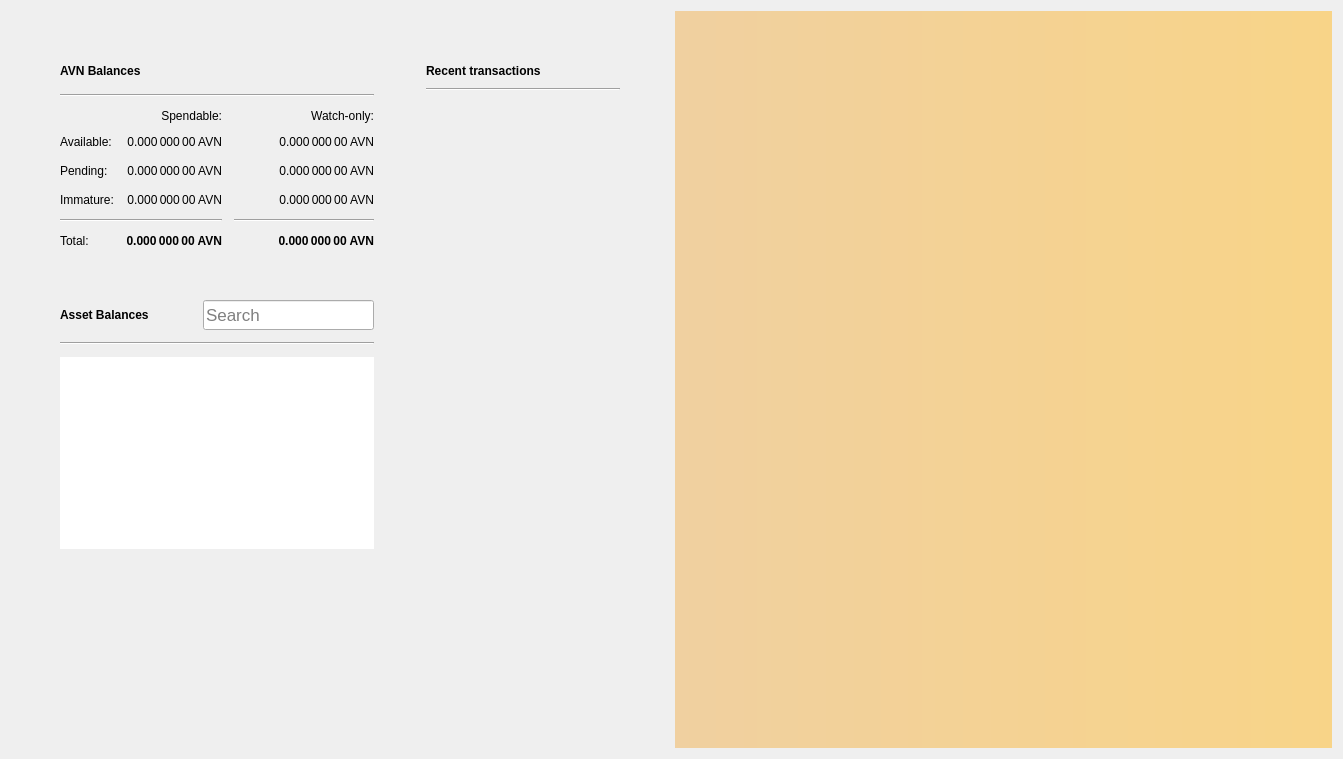
Qt form src/qt/forms/overviewpage.ui (AvianNetwork/Avian) before a commit.
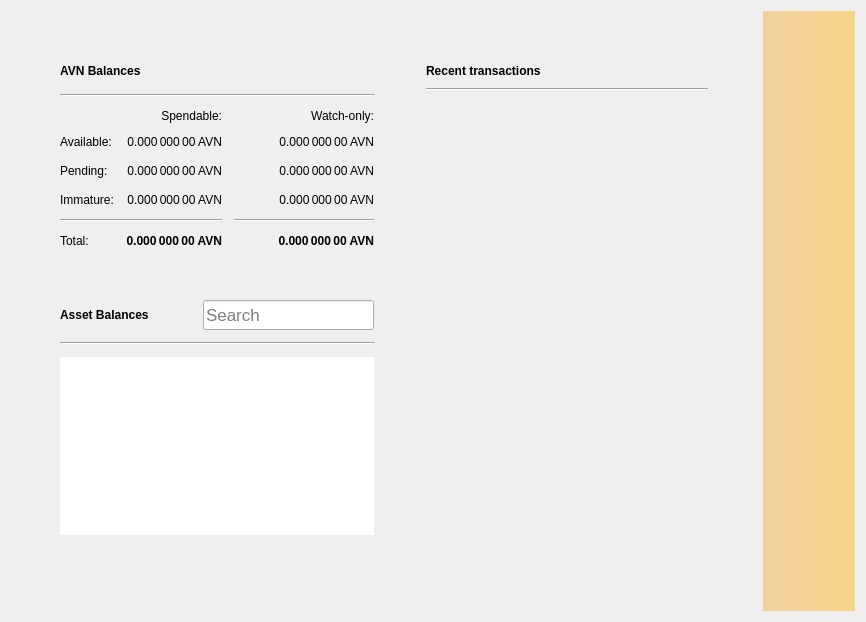
The same form after that commit. Icons and pictures are not drawn.

```diff
--- a/src/qt/forms/overviewpage.ui
+++ b/src/qt/forms/overviewpage.ui
@@ -6,8 +6,8 @@
    <rect>
     <x>0</x>
     <y>0</y>
-    <width>1343</width>
-    <height>759</height>
+    <width>866</width>
+    <height>622</height>
    </rect>
   </property>
   <property name="windowTitle">
@@ -609,6 +609,12 @@
            <verstretch>0</verstretch>
           </sizepolicy>
          </property>
+         <property name="minimumSize">
+          <size>
+           <width>300</width>
+           <height>0</height>
+          </size>
+         </property>
          <property name="frameShape">
           <enum>QFrame::NoFrame</enum>
          </property>
```
